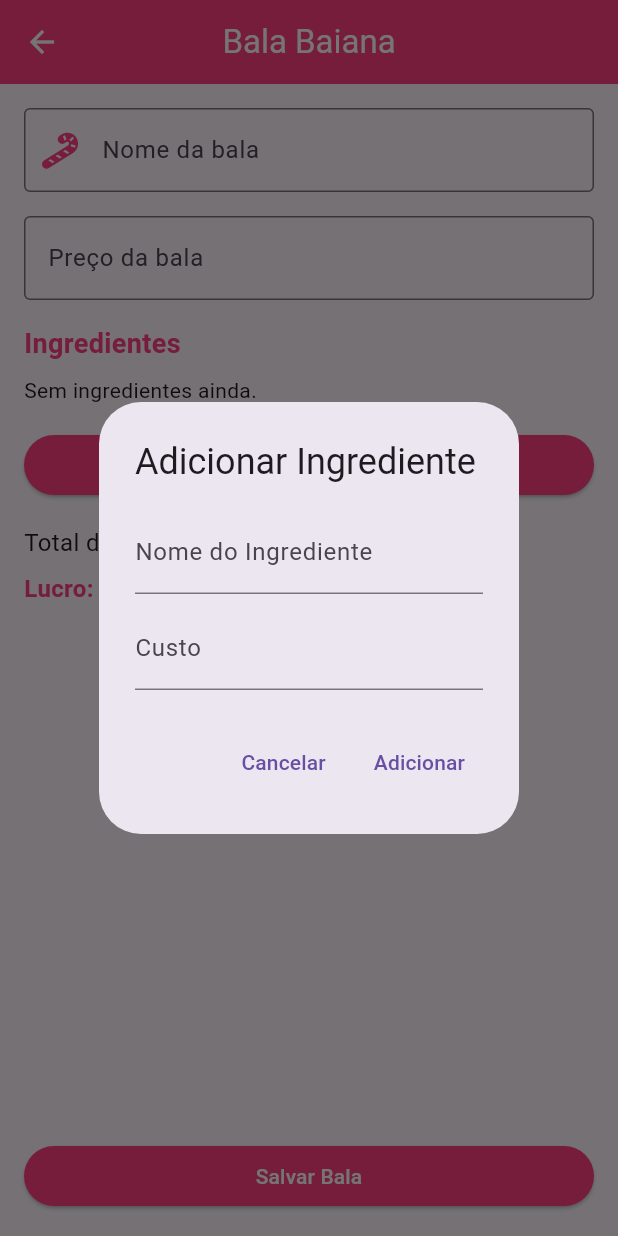
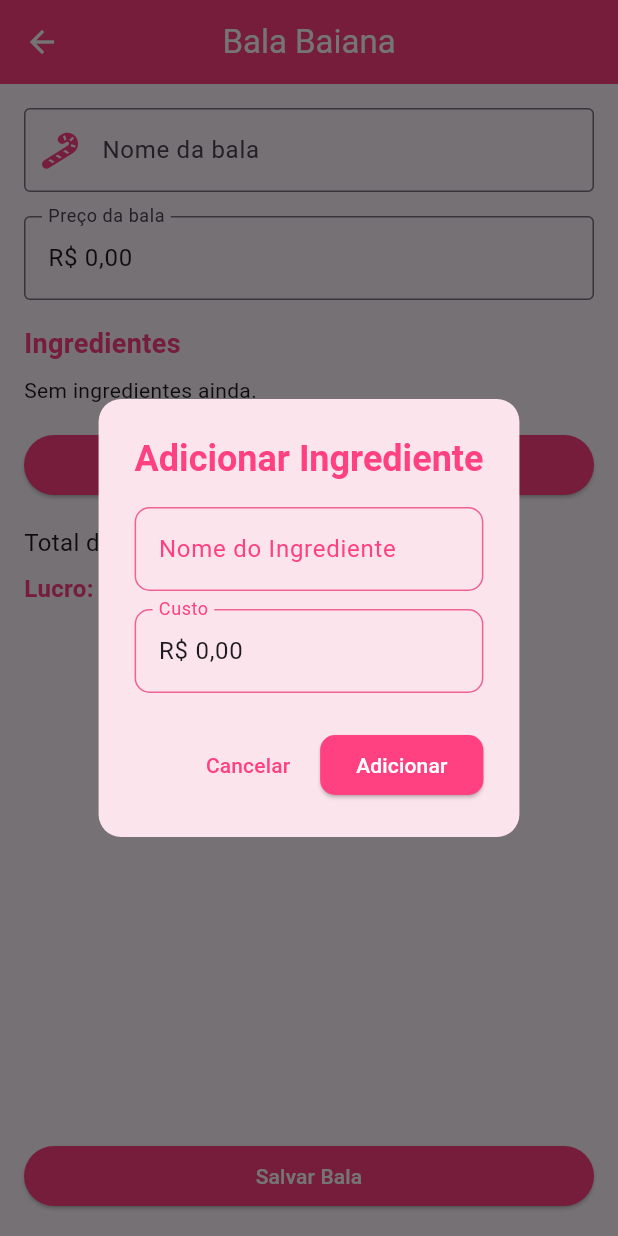
Before and after one commit to MatheusAngelicio/BalaBaiana, a Flutter app: the CreateBulletPage screen opened by its route, after a tap on "Adicionar Ingrediente", on a phone screen of 412 x 824 dp. Run offline on Flutter 3.47's test engine with Material 3 defaults, Android fonts, the light colour scheme and no system bars; drawn by our look-alikes of flutter_form_builder; our stand-ins replace cloud_firestore, firebase_core, flutter_masked_text2, flutter_phoenix, flutter_slidable, font_awesome_flutter and 1 more; accounts and stored records are empty.

Commit message:
add mascara de real

```diff
--- a/lib/modules/create_bullet/controller/create_bullet_controller.dart
+++ b/lib/modules/create_bullet/controller/create_bullet_controller.dart
@@ -5,13 +5,20 @@ import 'package:bala_baiana/modules/common/service/bullet_service.dart';
 import 'package:flutter/material.dart';
 import 'package:flutter_form_builder/flutter_form_builder.dart';
 import 'package:get/get.dart';
+import 'package:flutter_masked_text2/flutter_masked_text2.dart';
 
 class CreateBulletController extends GetxController {
   final BulletService _bulletService = Get.find<BulletService>();
 
   final formKey = GlobalKey<FormBuilderState>();
   final candyNameController = TextEditingController();
-  final salePriceController = TextEditingController();
+
+  // Substitua o TextEditingController pelo MoneyMaskedTextController
+  final salePriceController = MoneyMaskedTextController(
+    leftSymbol: 'R\$ ',
+    decimalSeparator: ',',
+    thousandSeparator: '.',
+  );
 
   final isLoading = false.obs;
 
@@ -26,9 +33,8 @@ class CreateBulletController extends GetxController {
     super.dispose();
   }
 
-  // Calcula o lucro
   double calculateProfit() {
-    salePrice.value = double.tryParse(salePriceController.text) ?? 0.0;
+    salePrice.value = salePriceController.numberValue;
     return salePrice.value - totalCost.value;
   }
 
--- a/lib/modules/create_bullet/page/create_bullet_page.dart
+++ b/lib/modules/create_bullet/page/create_bullet_page.dart
@@ -2,6 +2,7 @@ import 'package:bala_baiana/modules/create_bullet/controller/create_bullet_contr
 import 'package:bala_baiana/modules/create_bullet/widgets/add_ingredient_dialog.dart';
 import 'package:flutter/material.dart';
 import 'package:flutter_form_builder/flutter_form_builder.dart';
+import 'package:flutter_masked_text2/flutter_masked_text2.dart';
 import 'package:flutter_slidable/flutter_slidable.dart';
 import 'package:font_awesome_flutter/font_awesome_flutter.dart';
 import 'package:get/get.dart';
@@ -40,17 +41,20 @@ class CreateBulletPage extends StatelessWidget {
               const SizedBox(height: 16),
               FormBuilderTextField(
                 name: 'salePrice',
-                controller: controller.salePriceController,
+                controller: MoneyMaskedTextController(
+                  leftSymbol: 'R\$ ',
+                  decimalSeparator: ',',
+                  thousandSeparator: '.',
+                ),
                 decoration: const InputDecoration(
                   labelText: 'Preço da bala',
                   border: OutlineInputBorder(),
-                  prefixText: 'R\$ ',
                 ),
                 keyboardType:
                     const TextInputType.numberWithOptions(decimal: true),
                 onChanged: (value) {
                   controller.salePrice.value =
-                      double.tryParse(value ?? '') ?? 0.0;
+                      controller.salePriceController.numberValue;
                 },
               ),
               const SizedBox(height: 16),
--- a/lib/modules/create_bullet/widgets/add_ingredient_dialog.dart
+++ b/lib/modules/create_bullet/widgets/add_ingredient_dialog.dart
@@ -1,5 +1,6 @@
 import 'package:bala_baiana/entities/ingredient.dart';
 import 'package:flutter/material.dart';
+import 'package:flutter_masked_text2/flutter_masked_text2.dart';
 
 class AddIngredientDialog extends StatelessWidget {
   const AddIngredientDialog({super.key, required this.onAddIngredient});
@@ -9,22 +10,55 @@ class AddIngredientDialog extends StatelessWidget {
   @override
   Widget build(BuildContext context) {
     final nameController = TextEditingController();
-    final costController = TextEditingController();
+    final costController = MoneyMaskedTextController(
+      leftSymbol: 'R\$ ',
+      decimalSeparator: ',',
+      thousandSeparator: '.',
+    );
 
     return AlertDialog(
-      title: const Text('Adicionar Ingrediente'),
+      backgroundColor: Colors.pink[50],
+      shape: RoundedRectangleBorder(borderRadius: BorderRadius.circular(15)),
+      title: const Text(
+        'Adicionar Ingrediente',
+        style: TextStyle(
+          color: Colors.pinkAccent,
+          fontWeight: FontWeight.bold,
+        ),
+      ),
       content: Column(
         mainAxisSize: MainAxisSize.min,
         children: [
           TextField(
             controller: nameController,
-            decoration: const InputDecoration(labelText: 'Nome do Ingrediente'),
+            decoration: InputDecoration(
+              labelText: 'Nome do Ingrediente',
+              labelStyle: TextStyle(color: Colors.pinkAccent),
+              focusedBorder: OutlineInputBorder(
+                borderSide: BorderSide(color: Colors.pinkAccent),
+                borderRadius: BorderRadius.circular(10),
+              ),
+              enabledBorder: OutlineInputBorder(
+                borderSide: BorderSide(color: Colors.pink[300]!),
+                borderRadius: BorderRadius.circular(10),
+              ),
+            ),
           ),
-          const SizedBox(height: 8),
+          const SizedBox(height: 12),
           TextField(
             controller: costController,
-            decoration:
-                const InputDecoration(labelText: 'Custo', prefixText: 'R\$ '),
+            decoration: InputDecoration(
+              labelText: 'Custo',
+              labelStyle: const TextStyle(color: Colors.pinkAccent),
+              focusedBorder: OutlineInputBorder(
+                borderSide: const BorderSide(color: Colors.pinkAccent),
+                borderRadius: BorderRadius.circular(10),
+              ),
+              enabledBorder: OutlineInputBorder(
+                borderSide: BorderSide(color: Colors.pink[300]!),
+                borderRadius: BorderRadius.circular(10),
+              ),
+            ),
             keyboardType: const TextInputType.numberWithOptions(decimal: true),
           ),
         ],
@@ -32,23 +66,37 @@ class AddIngredientDialog extends StatelessWidget {
       actions: [
         TextButton(
           onPressed: () => Navigator.of(context).pop(),
+          style: TextButton.styleFrom(
+            foregroundColor: Colors.pinkAccent,
+          ),
           child: const Text('Cancelar'),
         ),
-        TextButton(
+        ElevatedButton(
           onPressed: () {
             final name = nameController.text;
-            final cost = double.tryParse(costController.text) ?? 0.0;
+            final cost = costController.numberValue;
             if (name.isNotEmpty && cost > 0) {
               onAddIngredient(Ingredient(name: name, cost: cost));
               Navigator.of(context).pop();
             } else {
               ScaffoldMessenger.of(context).showSnackBar(
                 const SnackBar(
-                    content:
-                        Text('Por favor, insira um nome e um custo válidos.')),
+                  content: Text(
+                    'Por favor, insira um nome e um custo válidos.',
+                    style: TextStyle(color: Colors.white),
+                  ),
+                  backgroundColor: Colors.pinkAccent,
+                ),
               );
             }
           },
+          style: ElevatedButton.styleFrom(
+            backgroundColor: Colors.pinkAccent,
+            foregroundColor: Colors.white,
+            shape: RoundedRectangleBorder(
+              borderRadius: BorderRadius.circular(10),
+            ),
+          ),
           child: const Text('Adicionar'),
         ),
       ],
--- a/pubspec.yaml
+++ b/pubspec.yaml
@@ -18,6 +18,7 @@ dependencies:
   flutter_form_builder: ^9.5.0
   flutter_slidable: ^3.1.1
   font_awesome_flutter: ^10.7.0
+  flutter_masked_text2: ^0.9.1
 
   # FIREBASE
   firebase_core: ^2.4.1
```
Also changed, not shown: pubspec.lock.
